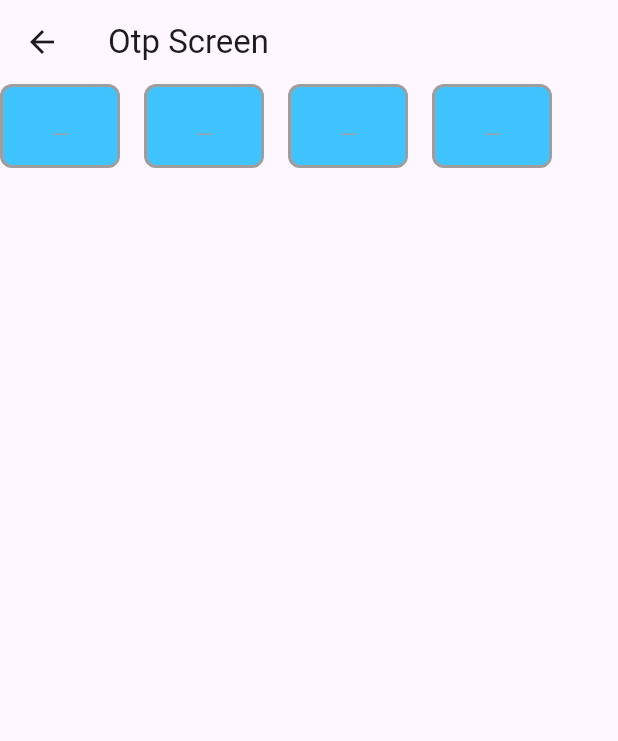
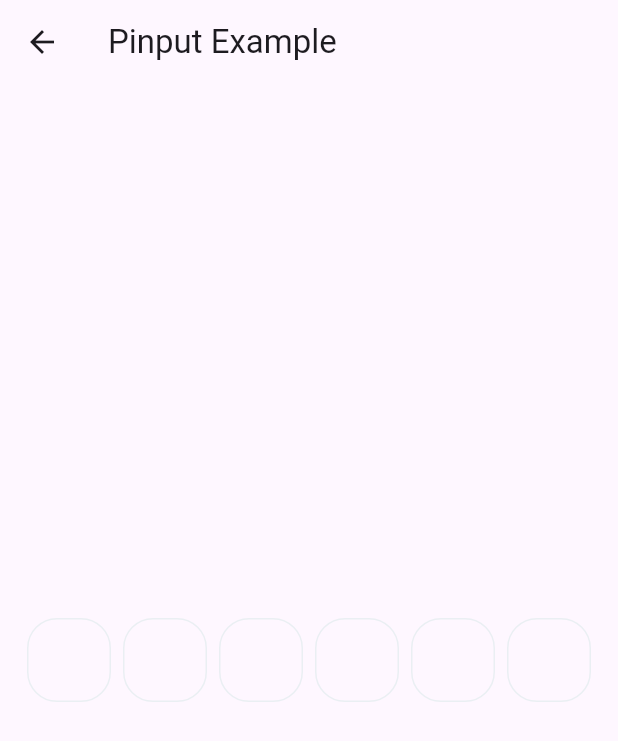
Before and after one commit to mdshakilhossain720/ApiTestProject, a Flutter app: the OtpScreen screen opened directly, on a phone screen of 412 x 824 dp. Shown: the top 741 px of the screen. Run offline on Flutter 3.47's test engine with Material 3 defaults, Android fonts, the phone set to English and light mode, and no system bars; drawn by our look-alikes of pinput; our stand-ins replace dio, flutter_riverpod, flutter_svg, hive, hive_flutter, pretty_dio_logger and 1 more; missing offline and left inert: flutter_inappwebview; accounts and stored records are empty.

```diff
--- a/lib/views/auth/otp_screem.dart
+++ b/lib/views/auth/otp_screem.dart
@@ -1,33 +1,41 @@
 import 'package:flutter/material.dart';
+import 'package:pinput/pinput.dart';
 
-import 'widgets/pinput.dart';
+class OtpScreen extends StatelessWidget {
+  final TextEditingController _controller = TextEditingController();
 
-class OtpScreen extends StatefulWidget {
-  const OtpScreen({super.key});
+  OtpScreen({super.key});
 
-  @override
-  State<OtpScreen> createState() => _OtpScreenState();
-}
 
-class _OtpScreenState extends State<OtpScreen> {
-  final TextEditingController pinCodeController = TextEditingController();
+
   @override
   Widget build(BuildContext context) {
     return Scaffold(
-      appBar: AppBar(title: const Text("Otp Screen")),
-      body: Column(
-        children: [
-            PinPutWidget(
-                    pinCodeController: pinCodeController,
-                    onCompleted: (pin) {},
-                    validator: (value) {
-                      return null;
-                    },
-                  ),
+        appBar: AppBar(
+          title: Text('Pinput Example'),
+        ),
+        body: Center(
+          child: Pinput(
+            length: 6,
+            controller: _controller,
+            onChanged: (value) {
+              // Code to execute when there is a change in the entered values
+            },
+            defaultPinTheme: PinTheme(
+              width: 56,
+              height: 56,
+              textStyle: const TextStyle(
+                fontSize: 20,
+                color: Color.fromRGBO(30, 60, 87, 1),
+              ),
+              decoration: BoxDecoration(
+                border: Border.all(color: const Color.fromRGBO(234, 239, 243, 1)),
+                borderRadius: BorderRadius.circular(20),
+              ),
+            ),
+          ),
+        ),
 
-
-        ],
-      ),
     );
   }
 }
```
